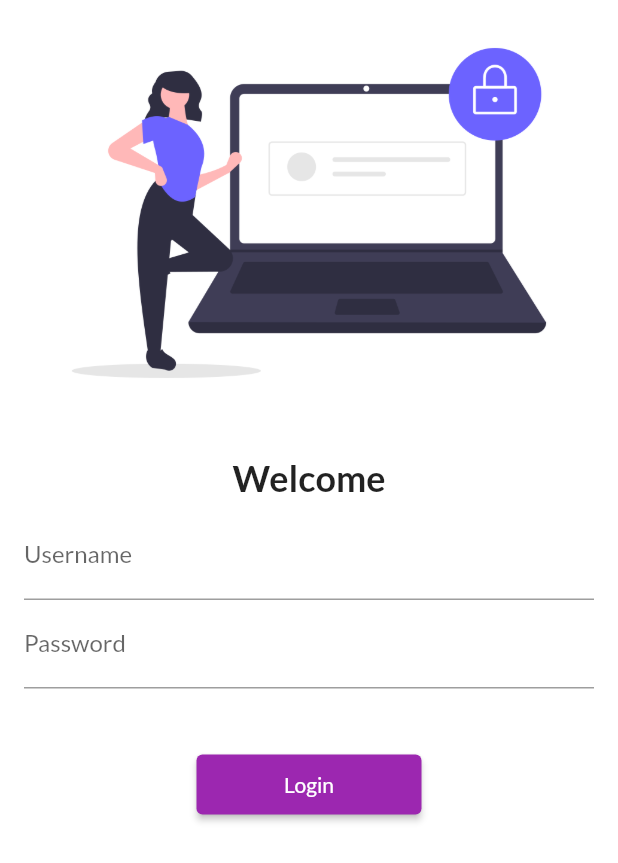
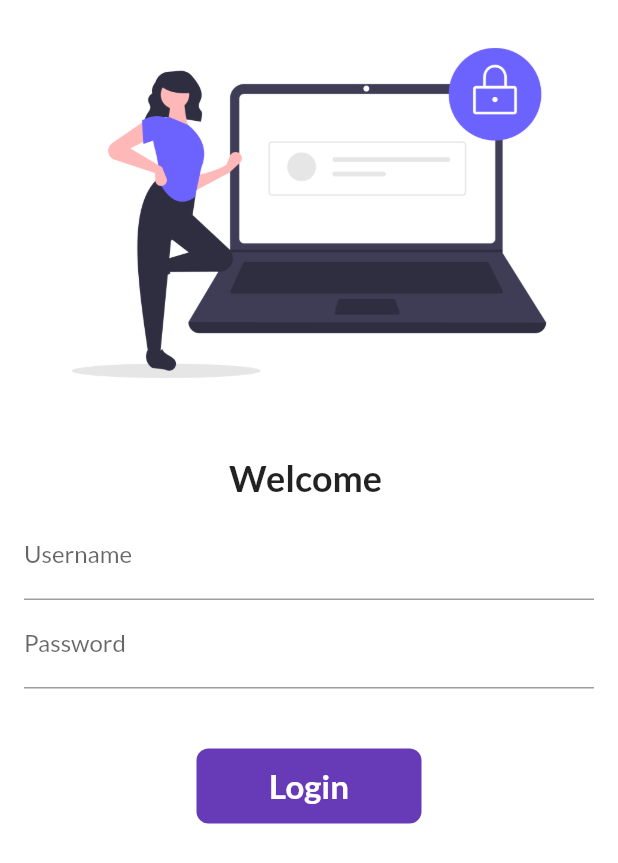
Before and after one commit to Nishant5789/Learning_fluttter, a Flutter app: the screen it shows after launch, on a phone screen of 412 x 824 dp. Shown: the top 863 px of the screen. Run offline on Flutter 3.47's test engine with Material 2 defaults, Android fonts, the phone set to English and light mode, and no system bars; our stand-ins replace google_fonts.

```diff
--- a/lib/pages/login_dart.dart
+++ b/lib/pages/login_dart.dart
@@ -1,8 +1,16 @@
 import 'package:flutter/material.dart';
 import 'package:flutter_application_1/utils/routes.dart';
 
-class Loginpage extends StatelessWidget {
+class Loginpage extends StatefulWidget {
   const Loginpage({super.key});
+
+  @override
+  State<Loginpage> createState() => _LoginpageState();
+}
+
+class _LoginpageState extends State<Loginpage> {
+  String name = "";
+  bool changebutton = false;
 
   @override
   Widget build(BuildContext context) {
@@ -17,8 +25,8 @@ class Loginpage extends StatelessWidget {
             const SizedBox(
               height: 20.0,
             ),
-            const Text("Welcome",
-                style: TextStyle(
+            Text("Welcome $name",
+                style: const TextStyle(
                   fontSize: 24,
                   fontWeight: FontWeight.bold,
                 )),
@@ -32,7 +40,13 @@ class Loginpage extends StatelessWidget {
                       // border: OutlineInputBorder(),
                       labelText: "Username",
                       hintText: "Enter your username",
-                  )),
+                    ),
+                    onChanged: (value) {
+                      setState(() {
+                        name = value;
+                      });
+                    },
+                  ),
                   TextFormField(
                       obscureText: true,
                       decoration: const InputDecoration(
@@ -43,13 +57,43 @@ class Loginpage extends StatelessWidget {
                   const SizedBox(
                     height: 40,
                   ),
-                  ElevatedButton(
-                      onPressed: () {
-                        print("click");
+                  // ElevatedButton(
+                  //     onPressed: () {
+                  //       print("click");
+                  //       Navigator.pushNamed(context, MyRoutes.homeRoute);
+                  //     },
+                  //     child: Text("Login"),
+                  //     style: TextButton.styleFrom(minimumSize: Size(150, 40))),
+                  InkWell(
+                    onTap: () async {
+                      changebutton = true;
+                      setState(() {
+                      });
+                      await Future.delayed(Duration(seconds: 1));
                       Navigator.pushNamed(context, MyRoutes.homeRoute);
                     },
-                      child: Text("Login"),
-                      style: TextButton.styleFrom(minimumSize: Size(150, 40))),
+                    child: AnimatedContainer(
+                      duration: Duration(seconds: 1),
+                      width: changebutton ? 50:150,
+                      height: 50,
+                      alignment: Alignment.center,
+                      // color: Colors.deepPurple,
+                      decoration: BoxDecoration(
+                          borderRadius: BorderRadius.circular(8),
+                          color: Colors.deepPurple),
+                      child: changebutton ? Icon(
+                        Icons.done,
+                        color: Colors.white,
+                      ) :Text(
+                        "Login",
+                        style: TextStyle(
+                          color: Colors.white,
+                          fontWeight: FontWeight.bold,
+                          fontSize: 22,
+                        ),
+                      ),
+                    ),
+                  )
                 ],
               ),
             )
```
Lines whose indentation alone changed are shown as unchanged.
